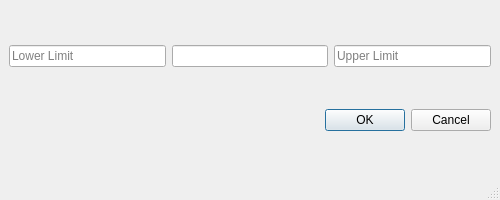
The window that UI_Files/DialogBox.ui (SurajKamble/SWMM2PEST) describes before a commit, drawn with Qt 5.
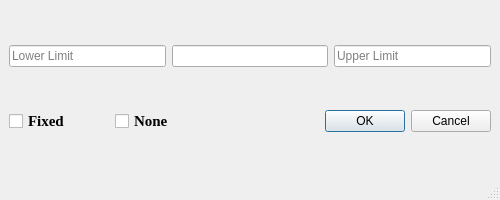
The same window after the commit.

The edit to the form file:
```diff
--- a/UI_Files/DialogBox.ui
+++ b/UI_Files/DialogBox.ui
@@ -46,6 +46,51 @@
       </item>
       <item>
        <layout class="QHBoxLayout" name="horizontalLayout_3">
+        <item>
+         <widget class="QCheckBox" name="checkBox_Fixed">
+          <property name="minimumSize">
+           <size>
+            <width>100</width>
+            <height>0</height>
+           </size>
+          </property>
+          <property name="font">
+           <font>
+            <family>Times New Roman</family>
+            <pointsize>11</pointsize>
+            <weight>75</weight>
+            <bold>true</bold>
+           </font>
+          </property>
+          <property name="text">
+           <string>Fixed</string>
+          </property>
+          <property name="tristate">
+           <bool>false</bool>
+          </property>
+         </widget>
+        </item>
+        <item>
+         <widget class="QCheckBox" name="checkBox_None">
+          <property name="minimumSize">
+           <size>
+            <width>100</width>
+            <height>0</height>
+           </size>
+          </property>
+          <property name="font">
+           <font>
+            <family>Times New Roman</family>
+            <pointsize>11</pointsize>
+            <weight>75</weight>
+            <bold>true</bold>
+           </font>
+          </property>
+          <property name="text">
+           <string>None</string>
+          </property>
+         </widget>
+        </item>
         <item>
          <widget class="QDialogButtonBox" name="buttonBox">
           <property name="standardButtons">
```
Left out of the diff: 2 changed lines with no effect on the pictures.
